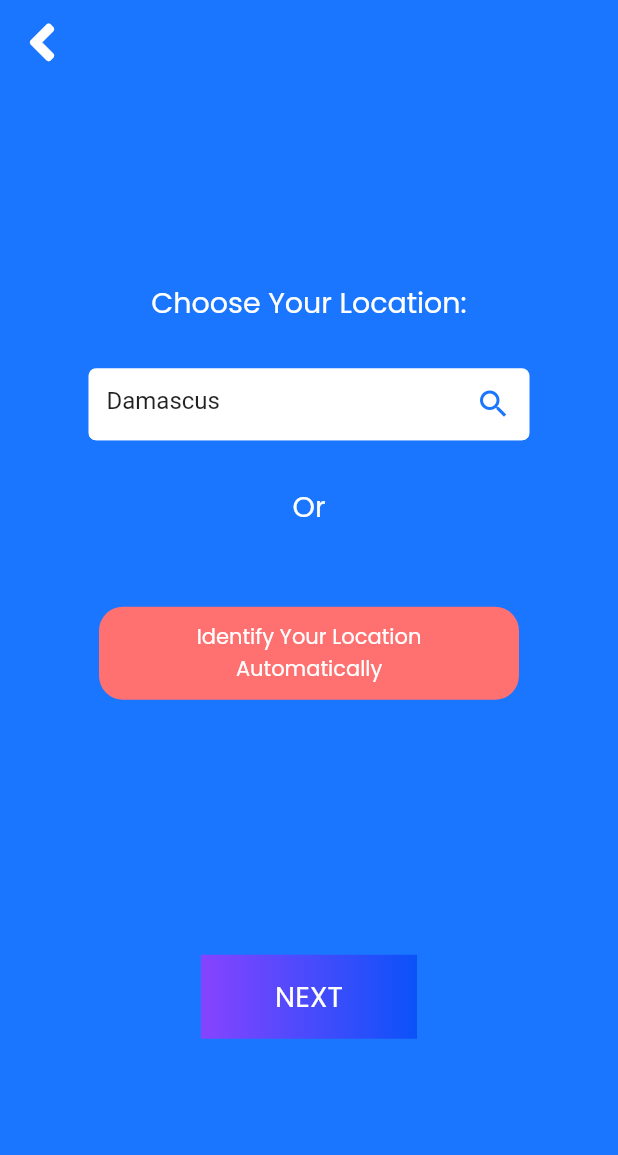
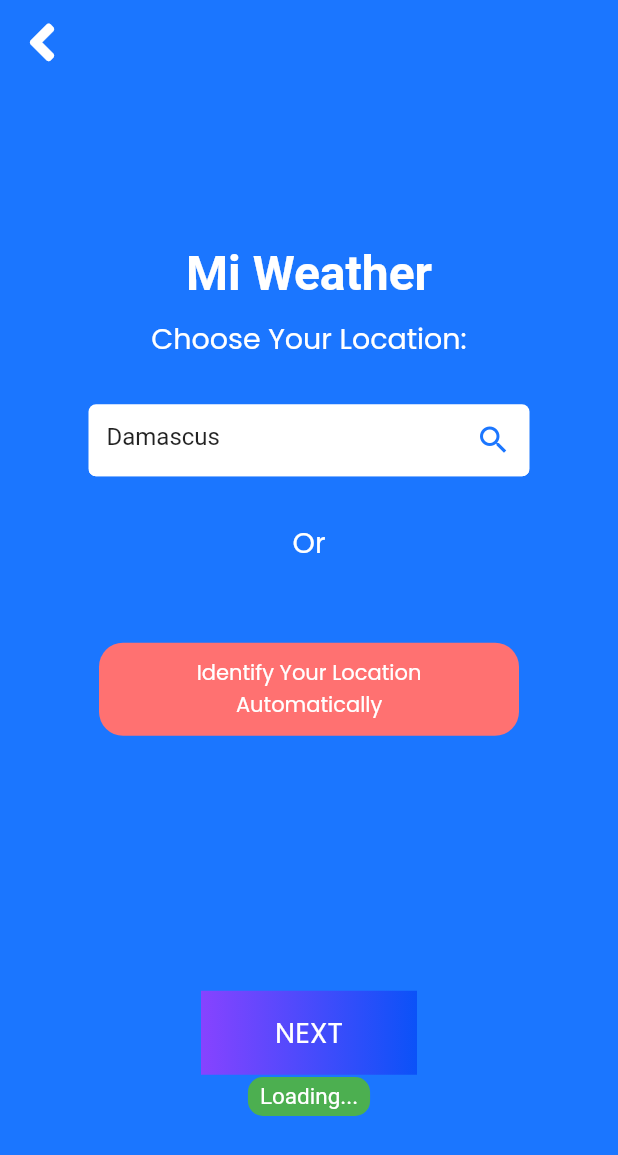
Before and after one commit to WaleedAlrashed/mi_weather, a Flutter app: the screen it shows after launch, after a tap on "NEXT", on a phone screen of 412 x 824 dp. Shown: the top 1155 px of the screen. Run offline on Flutter 3.47's test engine with Material 2 defaults, Android fonts, the phone set to English and light mode, and no system bars; drawn by our look-alikes of animated_text_kit, oktoast; our stand-ins replace font_awesome_flutter, get_it, google_fonts, logger; missing offline and left inert: date_time_format; network calls fail.

```diff
--- a/lib/repositories/weather_repository.dart
+++ b/lib/repositories/weather_repository.dart
@@ -4,7 +4,6 @@ import 'package:mi_weather/services/services_locator.dart';
 
 class WeatherRepository {
   final _networkService = locator<NetworkService>();
-  final _log = locator<LogService>();
 
   ///
   ///Get Weather data for a specified [city]
--- a/lib/services/services_locator.dart
+++ b/lib/services/services_locator.dart
@@ -4,7 +4,7 @@ import 'package:mi_weather/services/index.dart';
 GetIt locator = GetIt.instance;
 
 Future setupServicesLocator() async {
-  locator.registerLazySingleton(() => NavigationService());
+  // locator.registerLazySingleton(() => NavigationService());
   locator.registerLazySingleton(() => NetworkService());
   locator.registerLazySingleton(() => LogService());
 }
--- a/lib/ui/views/select_location_view.dart
+++ b/lib/ui/views/select_location_view.dart
@@ -1,10 +1,11 @@
+import 'package:animated_text_kit/animated_text_kit.dart';
 import 'package:flutter/material.dart';
 import 'package:font_awesome_flutter/font_awesome_flutter.dart';
 import 'package:google_fonts/google_fonts.dart';
-import 'package:mi_weather/models/weather.dart';
 import 'package:mi_weather/repositories/weather_repository.dart';
 import 'package:mi_weather/theme/styles.dart';
 import 'package:mi_weather/ui/views/main_location_view.dart';
+import 'package:oktoast/oktoast.dart';
 
 class SelectLocationView extends StatefulWidget {
   @override
@@ -38,6 +39,26 @@ class _SelectLocationViewState extends State<SelectLocationView> {
                 crossAxisAlignment: CrossAxisAlignment.center,
                 mainAxisAlignment: MainAxisAlignment.center,
                 children: [
+                  AnimatedTextKit(
+                    animatedTexts: [
+                      TypewriterAnimatedText(
+                        'Mi Weather',
+                        textStyle: const TextStyle(
+                          fontSize: 32.0,
+                          color: Colors.white,
+                          fontWeight: FontWeight.bold,
+                        ),
+                        speed: const Duration(milliseconds: 300),
+                      ),
+                    ],
+                    totalRepeatCount: 4,
+                    pause: const Duration(milliseconds: 500),
+                    displayFullTextOnTap: true,
+                    stopPauseOnTap: true,
+                  ),
+                  SizedBox(
+                    height: 10.0,
+                  ),
                   Text("Choose Your Location:", style: mainTextStyle),
                   Padding(
                     padding: const EdgeInsets.symmetric(
@@ -85,7 +106,11 @@ class _SelectLocationViewState extends State<SelectLocationView> {
                   InkWell(
                     splashColor: Colors.red,
                     onTap: () {
-                      print("Gg");
+                      showToast(
+                        "Loading...",
+                        backgroundColor: Colors.green,
+                        position: ToastPosition.bottom,
+                      );
                       final _weatherRepository = WeatherRepository();
                       _weatherRepository
                           .getWeatherForCity(cityController.text)
```
Also changed, not shown: lib/services/navigation_service.dart (+16 -16 lines), lib/theme/styles.dart (+4 -3 lines), lib/ui/views/main_location_view.dart (+98 -11 lines), lib/ui/widgets/main_drawer.dart (added, +13 -0 lines), pubspec.yaml (+11 -2 lines), assets/images/icon.png (added), pubspec.lock, 23 other files.
